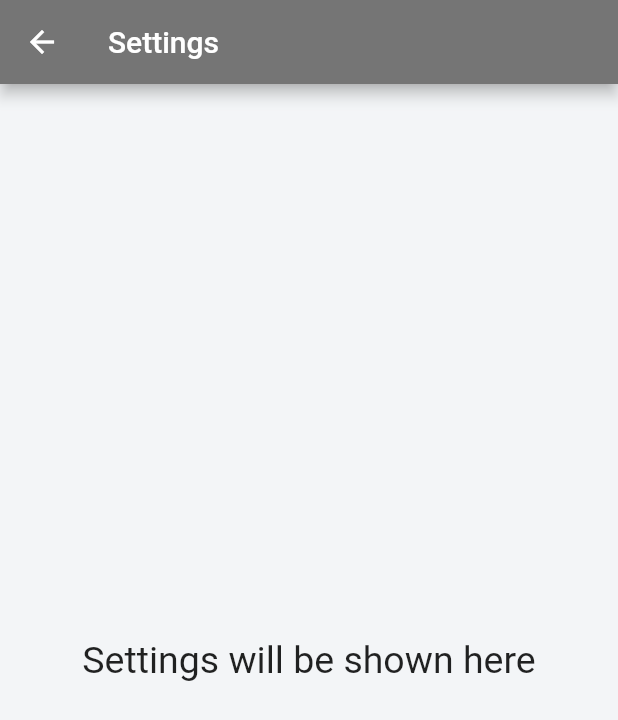
After one commit to devclub-iitd/ShareACab, a Flutter app: the Settings screen opened directly, on a phone screen of 412 x 824 dp. The commit adds this screen. Shown: the top 720 px of the screen. Run offline on Flutter 3.47's test engine with Material 2 defaults, Android fonts, the phone set to English and light mode, and no system bars.

Commit message:
Created Remaining Screens

```diff
--- /dev/null
+++ b/lib/screens/settings.dart
@@ -0,0 +1,20 @@
+import 'package:flutter/material.dart';
+
+class Settings extends StatefulWidget {
+  @override
+  _SettingsState createState() => _SettingsState();
+}
+
+class _SettingsState extends State<Settings> {
+  @override
+  Widget build(BuildContext context) {
+    return Scaffold(
+      appBar: AppBar(
+        title: Text("Settings"),
+      ),
+      body: Center(
+        child: Text("Settings will be shown here", style: TextStyle(fontSize: 25.0),),
+      ),
+    );
+  }
+}
```
Also changed, not shown: lib/screens/addroom.dart (added, +20 -0 lines), lib/screens/filter.dart (added, +20 -0 lines), lib/screens/rootscreen.dart (+18 -3 lines).
